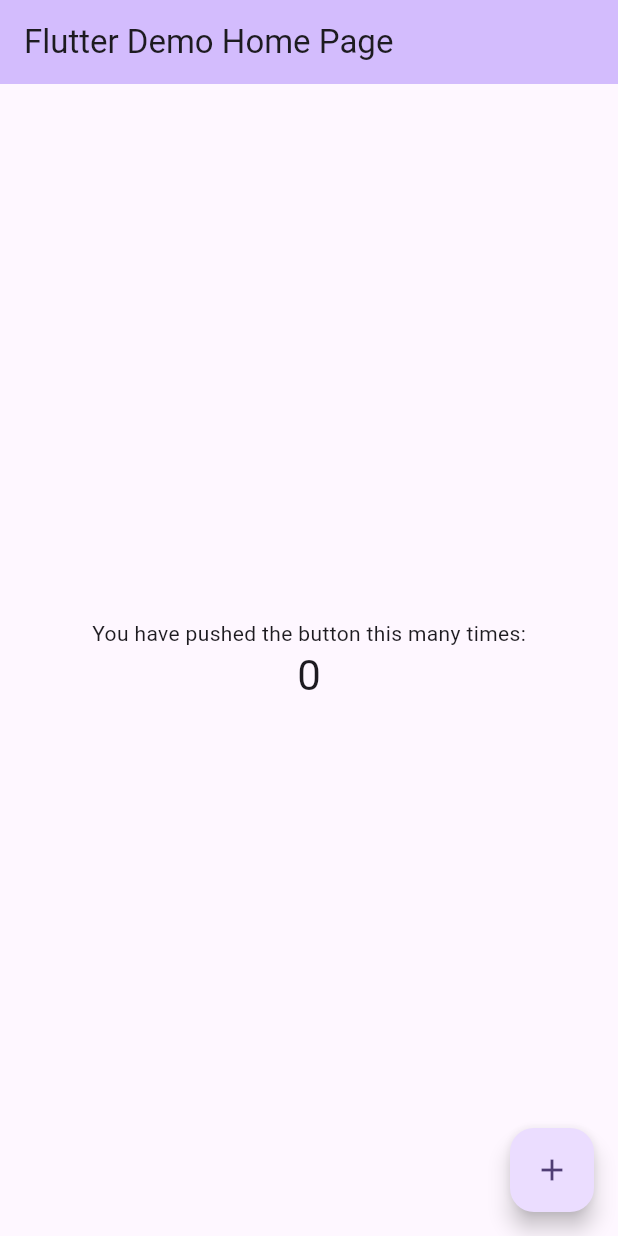
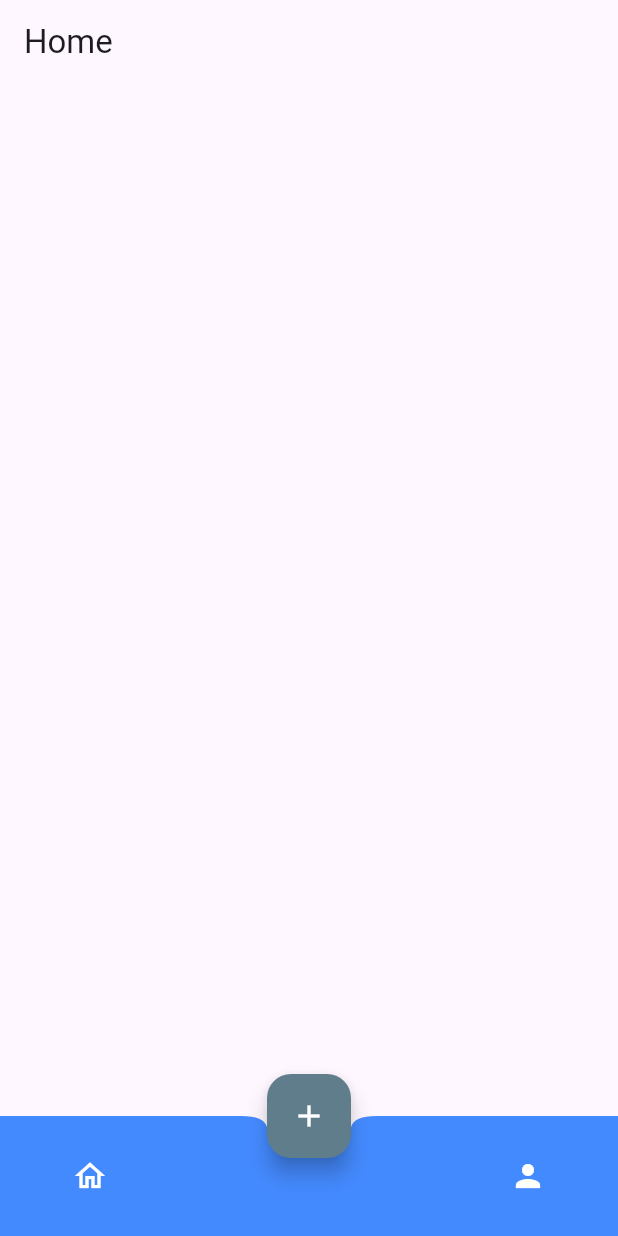
Before and after one commit to Nathan-Augustinov/ITFest, a Flutter app: the screen it shows after launch, on a phone screen of 412 x 824 dp. Run offline on Flutter 3.47's test engine with Material 3 defaults, Android fonts, the phone set to English and light mode, and no system bars.

Commit message:
Home - added navbar and main screens

```diff
--- /dev/null
+++ b/lib/home/bottom_nav_bar.dart
@@ -0,0 +1,94 @@
+import 'package:flutter/material.dart';
+import 'package:it_fest/home/home_screen.dart';
+import 'package:it_fest/profile/profile.dart';
+import 'package:it_fest/task/add_task.dart';
+
+class BottomNavBar extends StatefulWidget {
+  const BottomNavBar({Key? key}) : super(key: key);
+
+  @override
+  State<BottomNavBar> createState() => _BottomNavBarState();
+}
+
+class _BottomNavBarState extends State<BottomNavBar> {
+  int currentTabIndex = 0;
+
+  final List screens = [
+    const HomeScreen(),
+    const AddTaskScreen(),
+    const ProfileScreen()
+  ];
+
+  final PageStorageBucket bucket = PageStorageBucket();
+  Widget currentScreen = const HomeScreen();
+  @override
+  Widget build(BuildContext context) {
+    return Scaffold(
+      body: PageStorage(
+        bucket: bucket,
+        child: currentScreen,
+      ),
+      floatingActionButton: FloatingActionButton(
+        onPressed: () {
+          Navigator.push(context,
+              MaterialPageRoute(builder: (context) => const AddTaskScreen()));
+        },
+        hoverElevation: 2,
+        //TODO: change color
+        backgroundColor: Colors.blueGrey,
+        child: const Icon(
+          Icons.add,
+          color: Colors.white,
+        ),
+      ),
+      floatingActionButtonLocation: FloatingActionButtonLocation.centerDocked,
+      bottomNavigationBar: BottomAppBar(
+        notchMargin: 1,
+        color: Colors.blueAccent,
+        shape: const CircularNotchedRectangle(),
+        child: Container(
+          color: Colors.blueAccent,
+          height: 55,
+          child: Row(
+              crossAxisAlignment: CrossAxisAlignment.center,
+              mainAxisAlignment: MainAxisAlignment.spaceBetween,
+              children: [
+                Row(
+                  crossAxisAlignment: CrossAxisAlignment.center,
+                  children: [
+                    MaterialButton(
+                      onPressed: () {
+                        setState(() {
+                          currentScreen = const HomeScreen();
+                          currentTabIndex = 0;
+                        });
+                      },
+                      child: const Icon(
+                        Icons.home_outlined,
+                        color: Colors.white,
+                      ),
+                    ),
+                  ],
+                ),
+                Row(
+                  children: [
+                    MaterialButton(
+                      onPressed: () {
+                        setState(() {
+                          currentScreen = const ProfileScreen();
+                          currentTabIndex = 2;
+                        });
+                      },
+                      child: const Icon(
+                        Icons.person,
+                        color: Colors.white,
+                      ),
+                    ),
+                  ],
+                )
+              ]),
+        ),
+      ),
+    );
+  }
+}
--- /dev/null
+++ b/lib/home/home_screen.dart
@@ -0,0 +1,23 @@
+import 'package:flutter/material.dart';
+
+class HomeScreen extends StatefulWidget {
+  const HomeScreen({Key? key}) : super(key: key);
+  @override
+  State<HomeScreen> createState() => _HomeScreenState();
+}
+
+class _HomeScreenState extends State<HomeScreen> {
+  @override
+  initState() {
+    super.initState();
+  }
+
+  @override
+  Widget build(BuildContext context) {
+    return Scaffold(
+        appBar: AppBar(
+          title: const Text("Home"),
+        ),
+        body: Container());
+  }
+}
--- a/lib/main.dart
+++ b/lib/main.dart
@@ -1,4 +1,5 @@
 import 'package:flutter/material.dart';
+import 'package:it_fest/home/bottom_nav_bar.dart';
 
 void main() {
   runApp(const MyApp());
@@ -7,119 +8,15 @@
 class MyApp extends StatelessWidget {
   const MyApp({super.key});
 
-  // This widget is the root of your application.
   @override
   Widget build(BuildContext context) {
     return MaterialApp(
       title: 'Flutter Demo',
       theme: ThemeData(
-        // This is the theme of your application.
-        //
-        // TRY THIS: Try running your application with "flutter run". You'll see
-        // the application has a purple toolbar. Then, without quitting the app,
-        // try changing the seedColor in the colorScheme below to Colors.green
-        // and then invoke "hot reload" (save your changes or press the "hot
-        // reload" button in a Flutter-supported IDE, or press "r" if you used
-        // the command line to start the app).
-        //
-        // Notice that the counter didn't reset back to zero; the application
-        // state is not lost during the reload. To reset the state, use hot
-        // restart instead.
-        //
-        // This works for code too, not just values: Most code changes can be
-        // tested with just a hot reload.
         colorScheme: ColorScheme.fromSeed(seedColor: Colors.deepPurple),
         useMaterial3: true,
       ),
-      home: const MyHomePage(title: 'Flutter Demo Home Page'),
+      home: const BottomNavBar(),
     );
   }
 }
-
-class MyHomePage extends StatefulWidget {
-  const MyHomePage({super.key, required this.title});
-
-  // This widget is the home page of your application. It is stateful, meaning
-  // that it has a State object (defined below) that contains fields that affect
-  // how it looks.
-
-  // This class is the configuration for the state. It holds the values (in this
-  // case the title) provided by the parent (in this case the App widget) and
-  // used by the build method of the State. Fields in a Widget subclass are
-  // always marked "final".
-
-  final String title;
-
-  @override
-  State<MyHomePage> createState() => _MyHomePageState();
-}
-
-class _MyHomePageState extends State<MyHomePage> {
-  int _counter = 0;
-
-  void _incrementCounter() {
-    setState(() {
-      // This call to setState tells the Flutter framework that something has
-      // changed in this State, which causes it to rerun the build method below
-      // so that the display can reflect the updated values. If we changed
-      // _counter without calling setState(), then the build method would not be
-      // called again, and so nothing would appear to happen.
-      _counter++;
-    });
-  }
-
-  @override
-  Widget build(BuildContext context) {
-    // This method is rerun every time setState is called, for instance as done
-    // by the _incrementCounter method above.
-    //
-    // The Flutter framework has been optimized to make rerunning build methods
-    // fast, so that you can just rebuild anything that needs updating rather
-    // than having to individually change instances of widgets.
-    return Scaffold(
-      appBar: AppBar(
-        // TRY THIS: Try changing the color here to a specific color (to
-        // Colors.amber, perhaps?) and trigger a hot reload to see the AppBar
-        // change color while the other colors stay the same.
-        backgroundColor: Theme.of(context).colorScheme.inversePrimary,
-        // Here we take the value from the MyHomePage object that was created by
-        // the App.build method, and use it to set our appbar title.
-        title: Text(widget.title),
-      ),
-      body: Center(
-        // Center is a layout widget. It takes a single child and positions it
-        // in the middle of the parent.
-        child: Column(
-          // Column is also a layout widget. It takes a list of children and
-          // arranges them vertically. By default, it sizes itself to fit its
-          // children horizontally, and tries to be as tall as its parent.
-          //
-          // Column has various properties to control how it sizes itself and
-          // how it positions its children. Here we use mainAxisAlignment to
-          // center the children vertically; the main axis here is the vertical
-          // axis because Columns are vertical (the cross axis would be
-          // horizontal).
-          //
-          // TRY THIS: Invoke "debug painting" (choose the "Toggle Debug Paint"
-          // action in the IDE, or press "p" in the console), to see the
-          // wireframe for each widget.
-          mainAxisAlignment: MainAxisAlignment.center,
-          children: <Widget>[
-            const Text(
-              'You have pushed the button this many times:',
-            ),
-            Text(
-              '$_counter',
-              style: Theme.of(context).textTheme.headlineMedium,
-            ),
-          ],
-        ),
-      ),
-      floatingActionButton: FloatingActionButton(
-        onPressed: _incrementCounter,
-        tooltip: 'Increment',
-        child: const Icon(Icons.add),
-      ), // This trailing comma makes auto-formatting nicer for build methods.
-    );
-  }
-}
--- /dev/null
+++ b/lib/profile/profile.dart
@@ -0,0 +1,14 @@
+import 'package:flutter/material.dart';
+
+class ProfileScreen extends StatelessWidget {
+  const ProfileScreen({super.key});
+
+  @override
+  Widget build(BuildContext context) {
+    return Scaffold(
+        appBar: AppBar(
+          title: const Text("Profile"),
+        ),
+        body: Container());
+  }
+}
--- /dev/null
+++ b/lib/task/add_task.dart
@@ -0,0 +1,14 @@
+import 'package:flutter/material.dart';
+
+class AddTaskScreen extends StatelessWidget {
+  const AddTaskScreen({super.key});
+
+  @override
+  Widget build(BuildContext context) {
+    return Scaffold(
+        appBar: AppBar(
+          title: const Text("Add task"),
+        ),
+        body: Container());
+  }
+}
```
Also changed, not shown: 1 other file.
